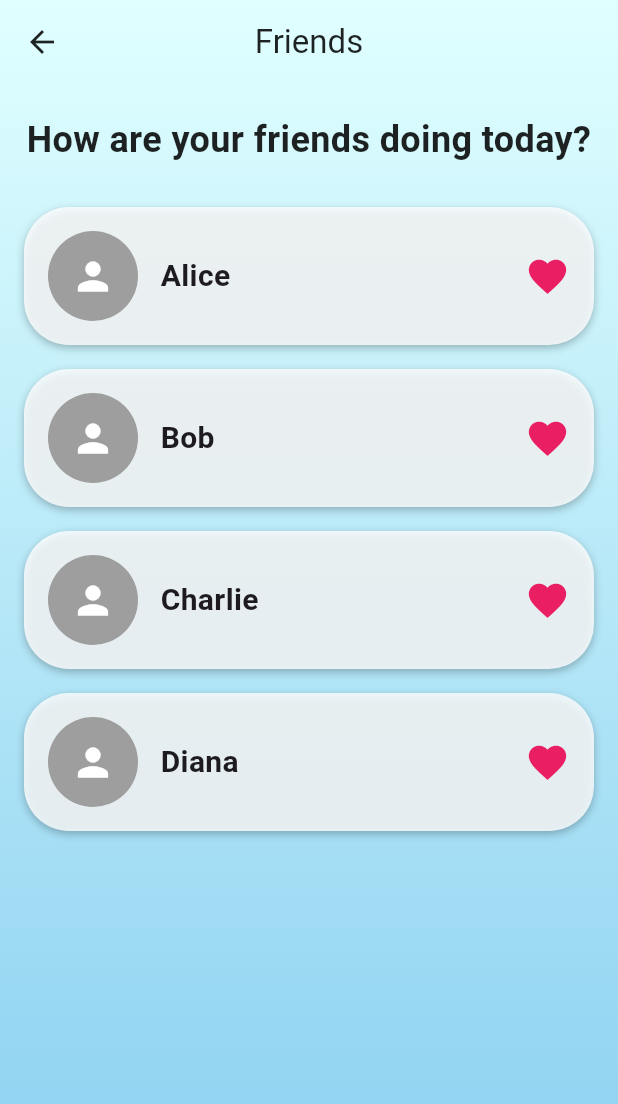
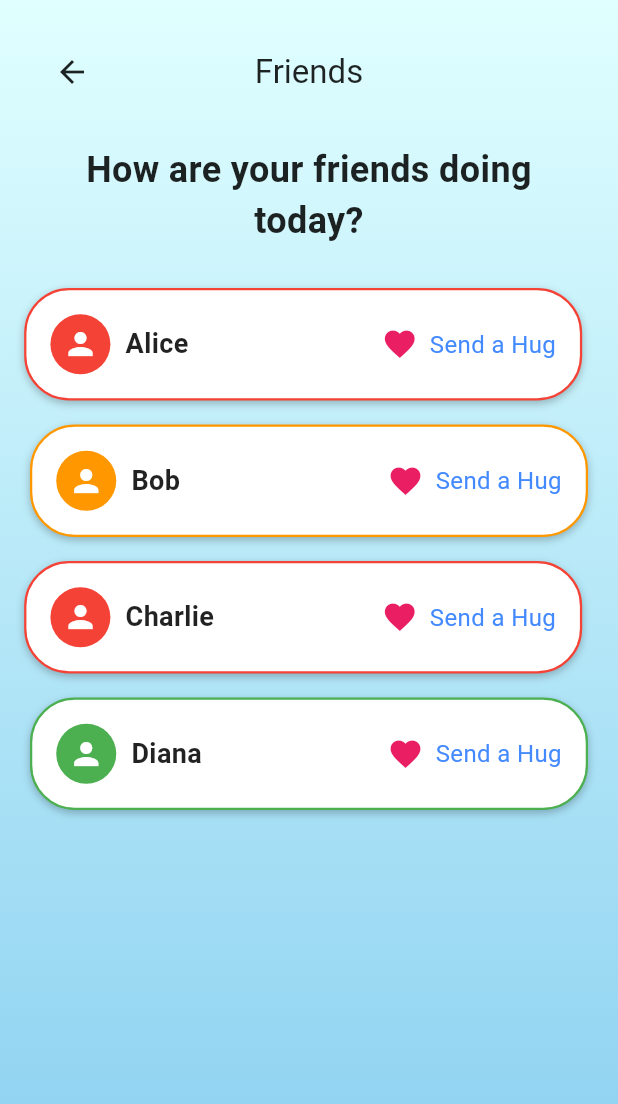
Before and after one commit to K33w3/FlutterMoodApp, a Flutter app: the FriendsScreen screen opened directly with empty values, on a phone screen of 412 x 824 dp. Shown: the top 1104 px of the screen. Run offline on Flutter 3.47's test engine with Material 3 defaults, Android fonts, the phone set to English and light mode, and no system bars; our stand-ins replace fl_chart.

Commit message:
Added intelligent friends and fixed issues with compilation of the app.

```diff
--- a/lib/screens/friends.dart
+++ b/lib/screens/friends.dart
@@ -1,14 +1,66 @@
 import 'package:flutter/material.dart';
+import 'dart:math';
+
+// Simulated data for friends' moods over the past 7 days
+final List<Map<String, dynamic>> friendsData = [
+  {
+    'name': 'Alice',
+    'moods': [5, 5, 6, 4, 3, 2, 1] // Friend has been feeling worse
+  },
+  {
+    'name': 'Bob',
+    'moods': [8, 7, 8, 9, 8, 7, 8] // Friend has been stable and good
+  },
+  {
+    'name': 'Charlie',
+    'moods': [3, 3, 4, 3, 2, 1, 1] // Friend needs attention (consecutive low)
+  },
+  {
+    'name': 'Diana',
+    'moods': [7, 8, 6, 5, 6, 7, 8] // Slight up and down but overall good
+  },
+];
 
 class FriendsScreen extends StatelessWidget {
-  final int moodValue;
   final Function(String) onFriendSelected;
 
   const FriendsScreen({
     super.key,
-    required this.moodValue,
     required this.onFriendSelected,
   });
+
+  // Function to calculate the "hug need" score
+  int calculateHugNeed(List<int> moods) {
+    int hugScore = 0;
+
+    for (int i = 1; i < moods.length; i++) {
+      if (moods[i] < moods[i - 1]) {
+        hugScore++; // If mood is declining, add to hug score
+      }
+    }
+
+    // Extra points if the last two days are especially bad
+    if (moods[moods.length - 1] <= 2) hugScore += 2;
+    if (moods[moods.length - 2] <= 2) hugScore += 1;
+
+    return hugScore; // Higher score = higher hug need
+  }
+
+  // Function to decide the color based on hug score
+  Color getMoodColor(int hugScore) {
+    if (hugScore >= 5) {
+      return Colors.red; // Really needs a hug
+    } else if (hugScore >= 3) {
+      return Colors.orange; // Needs attention
+    } else {
+      return Colors.green; // Friend is doing well
+    }
+  }
+
+  // Function to decide if the tile should shake
+  bool shouldShake(int hugScore) {
+    return hugScore >= 5;
+  }
 
   @override
   Widget build(BuildContext context) {
@@ -21,17 +73,16 @@ class FriendsScreen extends StatelessWidget {
             end: Alignment.bottomCenter,
           ),
         ),
+        child: Padding(
+          padding: const EdgeInsets.all(20.0),
           child: Column(
-          children: [
+            children: <Widget>[
               AppBar(
                 backgroundColor: Colors.transparent,
                 elevation: 0,
-              title: const Text('Friends',
-                  style: TextStyle(color: Colors.black87)),
-              // Changed text color
+                title: const Text('Friends', style: TextStyle(color: Colors.black87)),
                 centerTitle: true,
-              iconTheme: const IconThemeData(
-                  color: Colors.black87), // Changed icon color
+                iconTheme: const IconThemeData(color: Colors.black87),
               ),
               const SizedBox(height: 20),
               const Text(
@@ -39,24 +90,28 @@ class FriendsScreen extends StatelessWidget {
                 style: TextStyle(
                   fontSize: 24,
                   fontWeight: FontWeight.bold,
-                color: Colors.black87, // Changed text color to darker
+                  color: Colors.black87, // Changed text color
                 ),
                 textAlign: TextAlign.center,
               ),
               const SizedBox(height: 20),
-            // Friend list items with placeholder icons
               Expanded(
+                // Loop through friends' data and display each friend's status
                 child: ListView(
-                children: [
-                  FriendTile(name: "Alice", onFriendSelected: onFriendSelected),
-                  FriendTile(name: "Bob", onFriendSelected: onFriendSelected),
-                  FriendTile(
-                      name: "Charlie", onFriendSelected: onFriendSelected),
-                  FriendTile(name: "Diana", onFriendSelected: onFriendSelected),
-                ],
+                  children: friendsData.map((friend) {
+                    List<int> moods = friend['moods'];
+                    int hugScore = calculateHugNeed(moods);
+                    return FriendTile(
+                      name: friend['name'],
+                      moodColor: getMoodColor(hugScore),
+                      shouldShake: shouldShake(hugScore),
+                      onFriendSelected: onFriendSelected,
+                    );
+                  }).toList(),
                 ),
               ),
             ],
+          ),
         ),
       ),
     );
@@ -66,11 +121,15 @@ class FriendsScreen extends StatelessWidget {
 // FriendTile widget for each friend
 class FriendTile extends StatelessWidget {
   final String name;
+  final Color moodColor;
+  final bool shouldShake;
   final Function(String) onFriendSelected;
 
   const FriendTile({
     super.key,
     required this.name,
+    required this.moodColor,
+    required this.shouldShake,
     required this.onFriendSelected,
   });
 
@@ -81,11 +140,17 @@ class FriendTile extends StatelessWidget {
         onFriendSelected(name);
       },
       child: Padding(
-        padding: const EdgeInsets.symmetric(vertical: 8.0, horizontal: 16.0),
-        child: Container(
+        padding: const EdgeInsets.symmetric(vertical: 8.0),
+        child: AnimatedContainer(
+          duration: const Duration(milliseconds: 300),
+          curve: shouldShake ? Curves.elasticIn : Curves.easeInOut,
+          transform: shouldShake
+              ? (Matrix4.translationValues(
+              Random().nextDouble() * 10 - 5, 0, 0)) // Shake effect
+              : Matrix4.identity(),
           padding: const EdgeInsets.all(16),
           decoration: BoxDecoration(
-            color: Colors.white.withOpacity(0.8),
+            color: Colors.white, // Set background to white
             borderRadius: BorderRadius.circular(30),
             boxShadow: const [
               BoxShadow(
@@ -94,24 +159,38 @@ class FriendTile extends StatelessWidget {
                 offset: Offset(0, 2),
               ),
             ],
+            border: Border.all(color: moodColor, width: 1.5), // Use moodColor for border
           ),
           child: Row(
+            mainAxisAlignment: MainAxisAlignment.spaceBetween,
             children: [
-              const CircleAvatar(
-                radius: 30,
-                backgroundColor: Colors.grey,
-                child: Icon(Icons.person,
-                    size: 30, color: Colors.white), // Placeholder icon
+              Row(
+                children: [
+                  CircleAvatar(
+                    backgroundColor: moodColor, // Change the CircleAvatar color based on mood
+                    child: const Icon(Icons.person, color: Colors.white),
                   ),
-              const SizedBox(width: 15),
-              Expanded(
-                child: Text(
+                  const SizedBox(width: 10),
+                  Text(
                     name,
                     style: const TextStyle(
-                      fontSize: 20, fontWeight: FontWeight.bold),
+                      fontSize: 18,
+                      fontWeight: FontWeight.bold,
+                      color: Colors.black87, // Ensure the text color is readable on a white background
                     ),
                   ),
-              const Icon(Icons.favorite, color: Colors.pink, size: 30),
+                ],
+              ),
+              Row(
+                children: [
+                  const Icon(Icons.favorite, color: Colors.pink), // Hug icon
+                  const SizedBox(width: 8),
+                  Text(
+                    'Send a Hug',
+                    style: TextStyle(fontSize: 16, color: Colors.blueAccent),
+                  ),
+                ],
+              ),
             ],
           ),
         ),
--- a/lib/screens/home.dart
+++ b/lib/screens/home.dart
@@ -100,7 +100,7 @@ class _MoodTrackerHomeState extends State<MoodTrackerHome> {
             ),
             // Friends Screen
             FriendsScreen(
-              moodValue: _currentSliderValue.round(),
+
               onFriendSelected: (String name) {
                 setState(() {
                   recipientName = name;
--- a/pubspec.yaml
+++ b/pubspec.yaml
@@ -30,7 +30,7 @@ environment:
 dependencies:
   flutter:
     sdk: flutter
-  fl_chart: ^0.60.0
+  fl_chart: ^0.64.0
 
 
   # The following adds the Cupertino Icons font to your application.
```
Also changed, not shown: pubspec.lock, 1 other file. Lines whose indentation alone changed are shown as unchanged.
